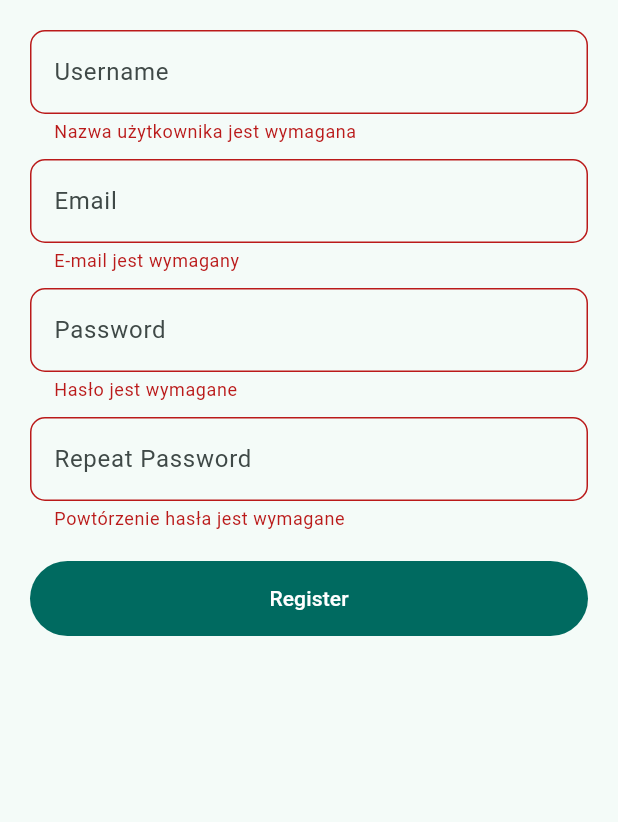
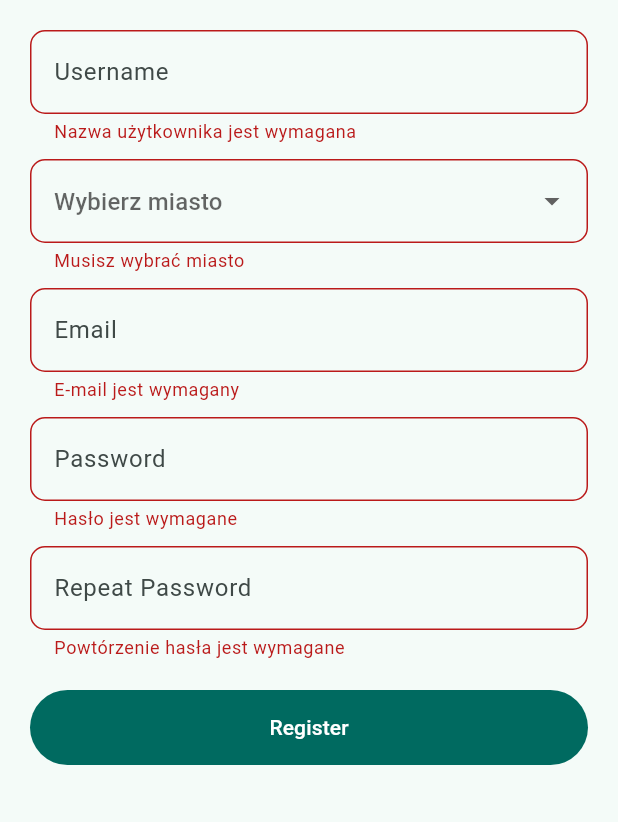
Before and after one commit to Schoji/KanarRadar, a Flutter app: the RegisterPage screen opened directly, after a tap on "Register", on a phone screen of 412 x 824 dp, the part 414-1236 px from its top. Run offline on Flutter 3.47's test engine with Material 3 defaults, Android fonts, the light colour scheme and no system bars; our stand-ins replace cloud_firestore, firebase_auth, firebase_core, firebase_database, lottie, shared_preferences; accounts and stored records are empty; generated files the repository leaves out were written again.

Commit message:
Added city selection

```diff
--- a/lib/logic/auth_service.dart
+++ b/lib/logic/auth_service.dart
@@ -1,6 +1,6 @@
 import 'package:flutter/material.dart';
 import 'package:firebase_auth/firebase_auth.dart';
-import 'package:kontrole/models/user.dart';
+import 'package:kontrole/models/user_model.dart';
 import 'package:cloud_firestore/cloud_firestore.dart';
 
 class AuthService extends ChangeNotifier {
@@ -21,6 +21,7 @@ class AuthService extends ChangeNotifier {
 
   Future<UserCredential?> createAccount({
     required String name,
+    required String city,
     required String email,
     required String password,
   }) async {
@@ -36,7 +37,12 @@ class AuthService extends ChangeNotifier {
 
         firebaseAuth.currentUser;
 
-        UserModel newUser = UserModel(id: user.uid, name: name, email: email);
+        UserModel newUser = UserModel(
+          id: user.uid,
+          city: city,
+          name: name,
+          email: email,
+        );
         await firestoreDB
             .collection("users")
             .doc(user.uid)
--- a/lib/models/user.dart
+++ b/lib/models/user_model.dart
@@ -1,17 +1,24 @@
 class UserModel {
   final String id;
+  final String city;
   final String name;
   final String email;
 
-  UserModel({required this.id, required this.name, required this.email});
+  UserModel({
+    required this.id,
+    required this.city,
+    required this.name,
+    required this.email,
+  });
 
   Map<String, dynamic> toMap() {
-    return {'id': id, 'name': name, 'email': email};
+    return {'id': id, 'city': city, 'name': name, 'email': email};
   }
 
   factory UserModel.fromMap(Map<String, dynamic> map) {
     return UserModel(
       id: map['id'] ?? '',
+      city: map['city'] ?? '',
       name: map['name'] ?? '',
       email: map['email'] ?? '',
     );
--- a/lib/views/pages/authentication/register_page.dart
+++ b/lib/views/pages/authentication/register_page.dart
@@ -5,6 +5,7 @@ import 'package:provider/provider.dart';
 import 'package:kontrole/logic/auth_service.dart';
 import 'package:kontrole/logic/page_manager.dart';
 import 'package:shared_preferences/shared_preferences.dart';
+import 'package:kontrole/views/widgets/city_picker.dart';
 
 class RegisterPage extends StatefulWidget {
   const RegisterPage({super.key});
@@ -18,13 +19,14 @@ class _RegisterPageState extends State<RegisterPage> {
   TextEditingController controllerEmail = TextEditingController();
   TextEditingController controllerPassword = TextEditingController();
   TextEditingController controllerRepeatPassword = TextEditingController();
-
+  TextEditingController controllerCity = TextEditingController();
   final formKey = GlobalKey<FormState>();
   String errorMessage = '';
 
   @override
   void dispose() {
     controllerUsername.dispose();
+    controllerCity.dispose();
     controllerEmail.dispose();
     controllerPassword.dispose();
     controllerRepeatPassword.dispose();
@@ -38,6 +40,7 @@ class _RegisterPageState extends State<RegisterPage> {
       try {
         await authService.createAccount(
           name: controllerUsername.text.trim(),
+          city: controllerCity.text.trim(),
           email: controllerEmail.text.trim(),
           password: controllerPassword.text.trim(),
         );
@@ -94,7 +97,9 @@ class _RegisterPageState extends State<RegisterPage> {
                       },
                     ),
                     const SizedBox(height: 10),
-
+                    CityPickerDropdown(controller: controllerCity),
+                    //CitySelectionWidget(),
+                    const SizedBox(height: 10),
                     // e-mail
                     TextFormField(
                       controller: controllerEmail,
--- a/lib/views/pages/posts/addpost_page.dart
+++ b/lib/views/pages/posts/addpost_page.dart
@@ -1,9 +1,9 @@
 import 'package:flutter/material.dart';
-import 'package:kontrole/data/constants.dart';
 import 'package:kontrole/data/notifiers.dart';
 import 'package:kontrole/logic/auth_service.dart';
 import 'package:kontrole/logic/database_service.dart';
 import 'package:kontrole/views/widget_tree.dart';
+import 'package:kontrole/data/constants.dart';
 
 class AddPost extends StatefulWidget {
   const AddPost({super.key});
@@ -29,14 +29,13 @@ class _AddPostState extends State<AddPost> {
         path: "post",
         data: {
           'username':
-              AuthService().currentUser?.email?.split("@")[0] ??
-              "Nieznany uzytkownik",
+              AuthService().currentUser?.displayName ?? "Nieznany uzytkownik",
           "timestamp": DateTime.now().toString(),
           "description": controllerDescription.text,
           "line": controllerLocation.text,
           "likescore": 0,
           "location": selectedCityNotifier.value,
-          "direction": controllerDirection.value,
+          "direction": controllerDirection.text,
         },
       );
       Navigator.pushAndRemoveUntil(
--- /dev/null
+++ b/lib/views/widgets/city_picker.dart
@@ -0,0 +1,66 @@
+import 'package:flutter/material.dart';
+import 'package:kontrole/data/notifiers.dart';
+
+class CityPickerDropdown extends StatefulWidget {
+  final TextEditingController controller;
+
+  const CityPickerDropdown({super.key, required this.controller});
+
+  @override
+  _CityPickerDropdownState createState() => _CityPickerDropdownState();
+}
+
+class _CityPickerDropdownState extends State<CityPickerDropdown> {
+  String selectedCity = selectedCityNotifier.value;
+
+  final List<String> cities = [
+    "Białystok",
+    "Bydgoszcz",
+    "Częstochowa",
+    "Gdańsk",
+    "Gliwice",
+    "Gdynia",
+    "Katowice",
+    "Kielce",
+    "Kraków",
+    "Lublin",
+    "Łódź",
+    "Poznań",
+    "Radom",
+    "Rzeszów",
+    "Sosnowiec",
+    "Szczecin",
+    "Toruń",
+    "Warszawa",
+    "Wrocław",
+    "Zabrze",
+  ];
+
+  @override
+  Widget build(BuildContext context) {
+    return DropdownButtonFormField<String>(
+      decoration: InputDecoration(
+        hintText: "Wybierz miasto",
+        border: OutlineInputBorder(borderRadius: BorderRadius.circular(10.0)),
+      ),
+      value: widget.controller.text.isNotEmpty ? widget.controller.text : null,
+      items:
+          cities.map((city) {
+            return DropdownMenuItem(value: city, child: Text(city));
+          }).toList(),
+      onChanged: (newValue) {
+        setState(() {
+          widget.controller.text = newValue!;
+          selectedCity = newValue;
+          selectedCityNotifier.value = newValue;
+        });
+      },
+      validator: (value) {
+        if (value == null || value.isEmpty) {
+          return "Musisz wybrać miasto";
+        }
+        return null;
+      },
+    );
+  }
+}
--- a/lib/views/widgets/drawer_widget.dart
+++ b/lib/views/widgets/drawer_widget.dart
@@ -59,7 +59,7 @@ class _DrawerWidgetState extends State<DrawerWidget> {
                   spacing: 10,
                   children: [
                     CircleAvatar(radius: 30),
-                    Text(AuthService().currentUser?.email ?? "Email"),
+                    Text(AuthService().currentUser?.displayName ?? "nazwa"),
                   ],
                 ),
                 SizedBox(height: 20),
```
Also changed, not shown: lib/views/widgets/city_selection_widget.dart (+5 -7 lines).
